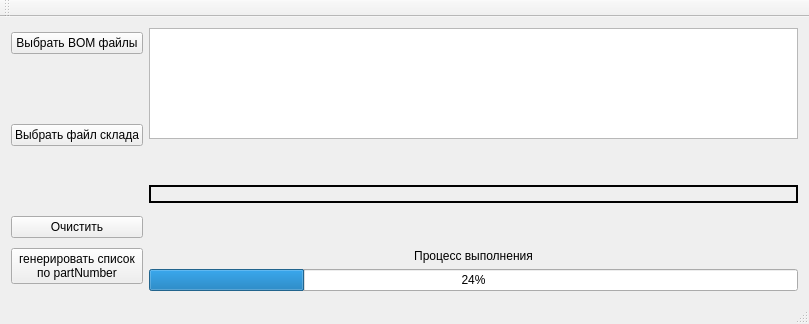
This is mainwindow.ui in pivleonid/gpAll_v2 as Qt 5 draws it before an edit. The edited form follows.
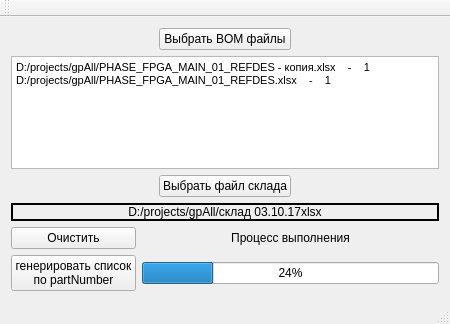
This is the edited form.

Diff of the .ui file:
```diff
--- a/mainwindow.ui
+++ b/mainwindow.ui
@@ -6,7 +6,7 @@
    <rect>
     <x>0</x>
     <y>0</y>
-    <width>809</width>
+    <width>450</width>
     <height>324</height>
    </rect>
   </property>
@@ -18,41 +18,135 @@
   </property>
   <property name="minimumSize">
    <size>
-    <width>809</width>
+    <width>450</width>
     <height>324</height>
    </size>
   </property>
   <property name="maximumSize">
    <size>
-    <width>809</width>
-    <height>324</height>
+    <width>450</width>
+    <height>356</height>
    </size>
   </property>
   <property name="windowTitle">
    <string>MainWindow</string>
   </property>
   <widget class="QWidget" name="centralWidget">
-   <layout class="QGridLayout" name="gridLayout_3">
+   <layout class="QGridLayout" name="gridLayout_2">
     <item row="0" column="0">
+     <spacer name="horizontalSpacer_2">
+      <property name="orientation">
+       <enum>Qt::Horizontal</enum>
+      </property>
+      <property name="sizeHint" stdset="0">
+       <size>
+        <width>135</width>
+        <height>20</height>
+       </size>
+      </property>
+     </spacer>
+    </item>
+    <item row="0" column="1">
+     <widget class="QPushButton" name="pushButton">
+      <property name="enabled">
+       <bool>true</bool>
+      </property>
+      <property name="text">
+       <string>Выбрать BOM файлы</string>
+      </property>
+     </widget>
+    </item>
+    <item row="0" column="2">
+     <spacer name="horizontalSpacer">
+      <property name="orientation">
+       <enum>Qt::Horizontal</enum>
+      </property>
+      <property name="sizeHint" stdset="0">
+       <size>
+        <width>135</width>
+        <height>20</height>
+       </size>
+      </property>
+     </spacer>
+    </item>
+    <item row="1" column="0" colspan="3">
+     <widget class="QTextEdit" name="textEdit">
+      <property name="html">
+       <string>&lt;!DOCTYPE HTML PUBLIC &quot;-//W3C//DTD HTML 4.0//EN&quot; &quot;http://www.w3.org/TR/REC-html40/strict.dtd&quot;&gt;
+&lt;html&gt;&lt;head&gt;&lt;meta name=&quot;qrichtext&quot; content=&quot;1&quot; /&gt;&lt;style type=&quot;text/css&quot;&gt;
+p, li { white-space: pre-wrap; }
+&lt;/style&gt;&lt;/head&gt;&lt;body style=&quot; font-family:'MS Shell Dlg 2'; font-size:7.8pt; font-weight:400; font-style:normal;&quot;&gt;
+&lt;p style=&quot; margin-top:0px; margin-bottom:0px; margin-left:0px; margin-right:0px; -qt-block-indent:0; text-indent:0px;&quot;&gt;&lt;span style=&quot; font-size:8pt;&quot;&gt;D:/projects/gpAll/PHASE_FPGA_MAIN_01_REFDES - копия.xlsx    -    1&lt;/span&gt;&lt;/p&gt;
+&lt;p style=&quot; margin-top:0px; margin-bottom:0px; margin-left:0px; margin-right:0px; -qt-block-indent:0; text-indent:0px;&quot;&gt;&lt;span style=&quot; font-size:8pt;&quot;&gt;D:/projects/gpAll/PHASE_FPGA_MAIN_01_REFDES.xlsx    -    1&lt;/span&gt;&lt;/p&gt;&lt;/body&gt;&lt;/html&gt;</string>
+      </property>
+     </widget>
+    </item>
+    <item row="2" column="0">
+     <spacer name="horizontalSpacer_3">
+      <property name="orientation">
+       <enum>Qt::Horizontal</enum>
+      </property>
+      <property name="sizeHint" stdset="0">
+       <size>
+        <width>135</width>
+        <height>20</height>
+       </size>
+      </property>
+     </spacer>
+    </item>
+    <item row="2" column="1">
+     <widget class="QPushButton" name="pushButton_2">
+      <property name="text">
+       <string>Выбрать файл склада</string>
+      </property>
+     </widget>
+    </item>
+    <item row="2" column="2">
+     <spacer name="horizontalSpacer_4">
+      <property name="orientation">
+       <enum>Qt::Horizontal</enum>
+      </property>
+      <property name="sizeHint" stdset="0">
+       <size>
+        <width>135</width>
+        <height>20</height>
+       </size>
+      </property>
+     </spacer>
+    </item>
+    <item row="3" column="0" colspan="3">
+     <widget class="QLabel" name="label_2">
+      <property name="frameShape">
+       <enum>QFrame::WinPanel</enum>
+      </property>
+      <property name="text">
+       <string>D:/projects/gpAll/склад 03.10.17xlsx</string>
+      </property>
+      <property name="alignment">
+       <set>Qt::AlignCenter</set>
+      </property>
+     </widget>
+    </item>
+    <item row="4" column="0" colspan="3">
      <layout class="QGridLayout" name="gridLayout">
       <item row="0" column="0">
-       <widget class="QPushButton" name="pushButton">
-        <property name="enabled">
-         <bool>true</bool>
-        </property>
+       <widget class="QPushButton" name="pushButton_4">
         <property name="text">
-         <string>Выбрать BOM файлы</string>
+         <string>Очистить</string>
         </property>
        </widget>
       </item>
-      <item row="2" column="0">
-       <widget class="QPushButton" name="pushButton_2">
+      <item row="0" column="1">
+       <widget class="QLabel" name="label">
         <property name="text">
-         <string>Выбрать файл склада</string>
+         <string>Процесс выполнения</string>
         </property>
+        <property name="alignment">
+         <set>Qt::AlignCenter</set>
+        </property>
        </widget>
       </item>
-      <item row="5" column="0">
+      <item row="1" column="0">
        <widget class="QPushButton" name="pushButton_3">
         <property name="text">
          <string>генерировать список
@@ -60,114 +154,13 @@
         </property>
        </widget>
       </item>
-      <item row="1" column="0">
-       <spacer name="verticalSpacer_3">
-        <property name="orientation">
-         <enum>Qt::Vertical</enum>
-        </property>
-        <property name="sizeType">
-         <enum>QSizePolicy::Fixed</enum>
-        </property>
-        <property name="sizeHint" stdset="0">
-         <size>
-          <width>20</width>
-          <height>60</height>
-         </size>
-        </property>
-       </spacer>
-      </item>
-      <item row="3" column="0">
-       <spacer name="verticalSpacer_4">
-        <property name="orientation">
-         <enum>Qt::Vertical</enum>
-        </property>
-        <property name="sizeType">
-         <enum>QSizePolicy::Fixed</enum>
-        </property>
-        <property name="sizeHint" stdset="0">
-         <size>
-          <width>20</width>
-          <height>60</height>
-         </size>
-        </property>
-       </spacer>
-      </item>
-      <item row="4" column="0">
-       <widget class="QPushButton" name="pushButton_4">
-        <property name="text">
-         <string>Очистить</string>
-        </property>
-       </widget>
-      </item>
-     </layout>
-    </item>
-    <item row="0" column="1">
-     <layout class="QGridLayout" name="gridLayout_2">
-      <item row="1" column="0">
-       <spacer name="verticalSpacer_2">
-        <property name="orientation">
-         <enum>Qt::Vertical</enum>
-        </property>
-        <property name="sizeType">
-         <enum>QSizePolicy::Fixed</enum>
-        </property>
-        <property name="sizeHint" stdset="0">
-         <size>
-          <width>20</width>
-          <height>40</height>
-         </size>
-        </property>
-       </spacer>
-      </item>
-      <item row="5" column="0">
+      <item row="1" column="1">
        <widget class="QProgressBar" name="progressBar">
         <property name="value">
          <number>24</number>
         </property>
        </widget>
       </item>
-      <item row="4" column="0">
-       <widget class="QLabel" name="label">
-        <property name="text">
-         <string>Процесс выполнения</string>
-        </property>
-        <property name="alignment">
-         <set>Qt::AlignCenter</set>
-        </property>
-       </widget>
-      </item>
-      <item row="2" column="0">
-       <widget class="QLabel" name="label_2">
-        <property name="frameShape">
-         <enum>QFrame::WinPanel</enum>
-        </property>
-        <property name="text">
-         <string/>
-        </property>
-        <property name="alignment">
-         <set>Qt::AlignCenter</set>
-        </property>
-       </widget>
-      </item>
-      <item row="3" column="0">
-       <spacer name="verticalSpacer">
-        <property name="orientation">
-         <enum>Qt::Vertical</enum>
-        </property>
-        <property name="sizeType">
-         <enum>QSizePolicy::Fixed</enum>
-        </property>
-        <property name="sizeHint" stdset="0">
-         <size>
-          <width>20</width>
-          <height>40</height>
-         </size>
-        </property>
-       </spacer>
-      </item>
-      <item row="0" column="0">
-       <widget class="QTextEdit" name="textEdit"/>
-      </item>
      </layout>
     </item>
    </layout>
```
Left out of the diff: 2 changed lines with no effect on the pictures.
